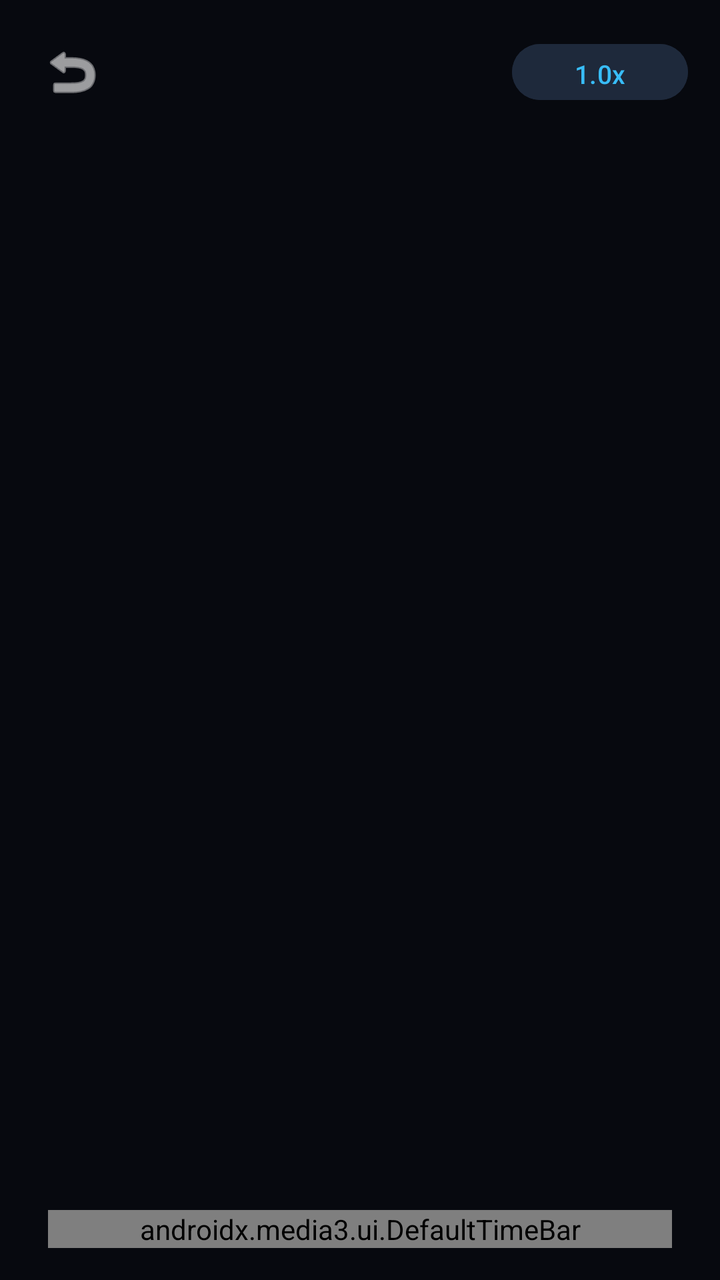
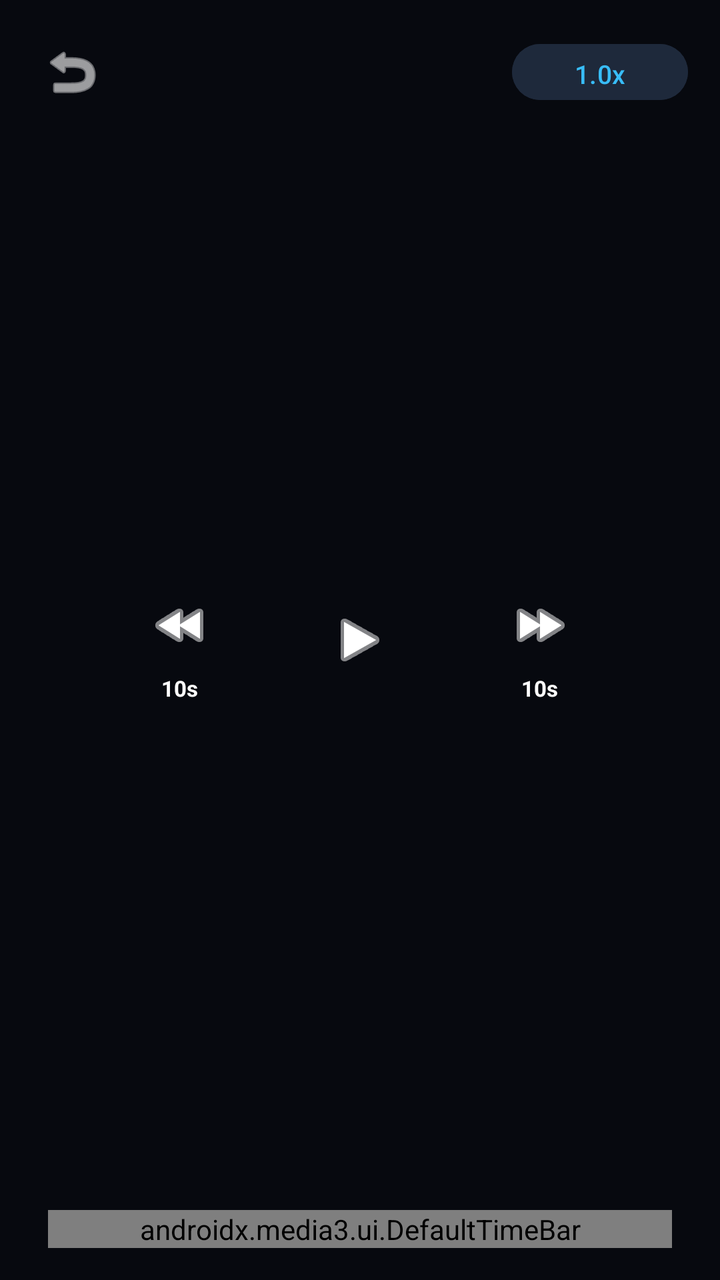

The first picture is an Android layout as it rendered before a commit; the second is the same layout after the commit. The layout source and the unified diff follow.
<!-- AndroidManifest.xml: application theme Theme.GateFocus -->
<!-- res/layout/custom_player_control.xml -->
<?xml version="1.0" encoding="utf-8"?>
<RelativeLayout xmlns:android="http://schemas.android.com/apk/res/android"
    xmlns:app="http://schemas.android.com/apk/res-auto"
    android:layout_width="match_parent"
    android:layout_height="match_parent"
    android:background="#66000000"
    android:padding="16dp">

    
    <LinearLayout
        android:id="@+id/topBar"
        android:layout_width="match_parent"
        android:layout_height="wrap_content"
        android:layout_alignParentTop="true"
        android:gravity="center_vertical"
        android:orientation="horizontal">

        <ImageButton
            android:id="@+id/btnBack"
            android:layout_width="40dp"
            android:layout_height="40dp"
            android:background="?attr/selectableItemBackgroundBorderless"
            android:src="@android:drawable/ic_menu_revert"
            app:tint="@color/white" />

        <TextView
            android:id="@+id/tvVideoTitle"
            android:layout_width="0dp"
            android:layout_height="wrap_content"
            android:layout_marginStart="12dp"
            android:layout_weight="1"
            android:ellipsize="end"
            android:maxLines="1"
            android:textColor="@color/white"
            android:textSize="16sp"
            android:textStyle="bold" />

        
        <Button
            android:id="@+id/btnSpeed"
            android:layout_width="wrap_content"
            android:layout_height="36dp"
            android:backgroundTint="@color/card_bg"
            android:text="1.0x"
            android:textColor="@color/accent"
            android:textSize="13sp" />
    </LinearLayout>

    
    <LinearLayout
        android:layout_width="wrap_content"
        android:layout_height="wrap_content"
        android:layout_centerInParent="true"
        android:gravity="center"
        android:orientation="horizontal">

        <ImageButton
            android:id="@+id/exo_rew"
            android:layout_width="54dp"
            android:layout_height="54dp"
            android:background="?attr/selectableItemBackgroundBorderless"
            app:tint="@color/white" />

        <ImageButton
            android:id="@+id/exo_play_pause"
            android:layout_width="64dp"
            android:layout_height="64dp"
            android:layout_marginHorizontal="24dp"
            android:background="?attr/selectableItemBackgroundBorderless"
            app:tint="@color/white" />

        <ImageButton
            android:id="@+id/exo_ffwd"
            android:layout_width="54dp"
            android:layout_height="54dp"
            android:background="?attr/selectableItemBackgroundBorderless"
            app:tint="@color/white" />
    </LinearLayout>

    
    <LinearLayout
        android:layout_width="match_parent"
        android:layout_height="wrap_content"
        android:layout_alignParentBottom="true"
        android:gravity="center_vertical"
        android:orientation="horizontal">

        <TextView
            android:id="@+id/exo_position"
            android:layout_width="wrap_content"
            android:layout_height="wrap_content"
            android:textColor="@color/white"
            android:textSize="12sp" />

        <androidx.media3.ui.DefaultTimeBar
            android:id="@+id/exo_progress"
            android:layout_width="0dp"
            android:layout_height="wrap_content"
            android:layout_marginHorizontal="8dp"
            android:layout_weight="1" />

        <TextView
            android:id="@+id/exo_duration"
            android:layout_width="wrap_content"
            android:layout_height="wrap_content"
            android:textColor="@color/white"
            android:textSize="12sp" />
    </LinearLayout>

</RelativeLayout>
<!-- resources referenced by this layout -->
<resources>
  <color name="accent">#38BDF8</color>
  <color name="card_bg">#1E293B</color>
  <color name="white">#FFFFFF</color>
  <style name="Theme.GateFocus" parent="Theme.Material3.Dark.NoActionBar">
          <item name="android:statusBarColor">@color/background</item>
          <item name="android:windowBackground">@color/background</item>
          <item name="colorPrimary">@color/accent</item>
      </style>
  <color name="background">#0B0F19</color>
</resources>

<!-- the commit's change to res/layout/custom_player_control.xml (unified diff, before → after) -->
@@ -54,27 +54,60 @@
         android:gravity="center"
         android:orientation="horizontal">
 
-        <ImageButton
-            android:id="@+id/exo_rew"
-            android:layout_width="54dp"
-            android:layout_height="54dp"
-            android:background="?attr/selectableItemBackgroundBorderless"
-            app:tint="@color/white" />
+        <LinearLayout
+            android:layout_width="56dp"
+            android:layout_height="wrap_content"
+            android:gravity="center"
+            android:orientation="vertical">
+
+            <ImageButton
+                android:id="@+id/exo_rew"
+                android:layout_width="48dp"
+                android:layout_height="48dp"
+                android:background="?attr/selectableItemBackgroundBorderless"
+                android:src="@android:drawable/ic_media_rew"
+                app:tint="@color/white" />
+
+            <TextView
+                android:layout_width="wrap_content"
+                android:layout_height="wrap_content"
+                android:text="10s"
+                android:textColor="@color/white"
+                android:textSize="11sp"
+                android:textStyle="bold" />
+        </LinearLayout>
 
         <ImageButton
             android:id="@+id/exo_play_pause"
-            android:layout_width="64dp"
-            android:layout_height="64dp"
-            android:layout_marginHorizontal="24dp"
+            android:layout_width="68dp"
+            android:layout_height="68dp"
+            android:layout_marginHorizontal="28dp"
             android:background="?attr/selectableItemBackgroundBorderless"
+            android:src="@android:drawable/ic_media_play"
             app:tint="@color/white" />
 
-        <ImageButton
-            android:id="@+id/exo_ffwd"
-            android:layout_width="54dp"
-            android:layout_height="54dp"
-            android:background="?attr/selectableItemBackgroundBorderless"
-            app:tint="@color/white" />
+        <LinearLayout
+            android:layout_width="56dp"
+            android:layout_height="wrap_content"
+            android:gravity="center"
+            android:orientation="vertical">
+
+            <ImageButton
+                android:id="@+id/exo_ffwd"
+                android:layout_width="48dp"
+                android:layout_height="48dp"
+                android:background="?attr/selectableItemBackgroundBorderless"
+                android:src="@android:drawable/ic_media_ff"
+                app:tint="@color/white" />
+
+            <TextView
+                android:layout_width="wrap_content"
+                android:layout_height="wrap_content"
+                android:text="10s"
+                android:textColor="@color/white"
+                android:textSize="11sp"
+                android:textStyle="bold" />
+        </LinearLayout>
     </LinearLayout>
 
     
